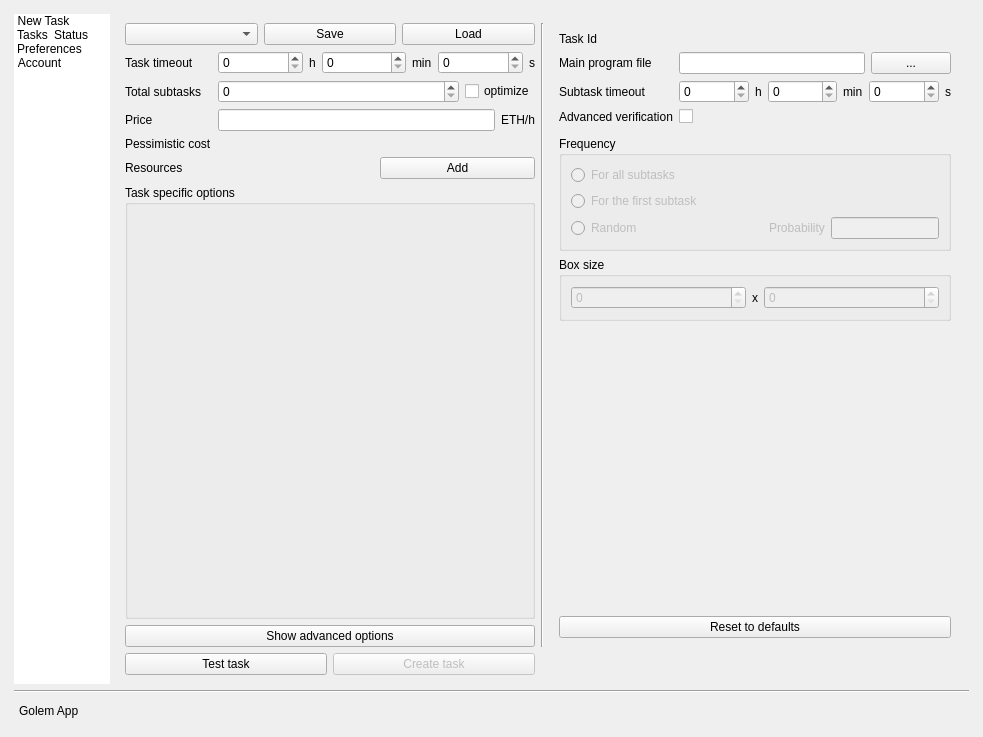
Before: the Qt Designer form gnr/ui/AppMainWindow.ui in golemfactory/clay, drawn with Qt 5.
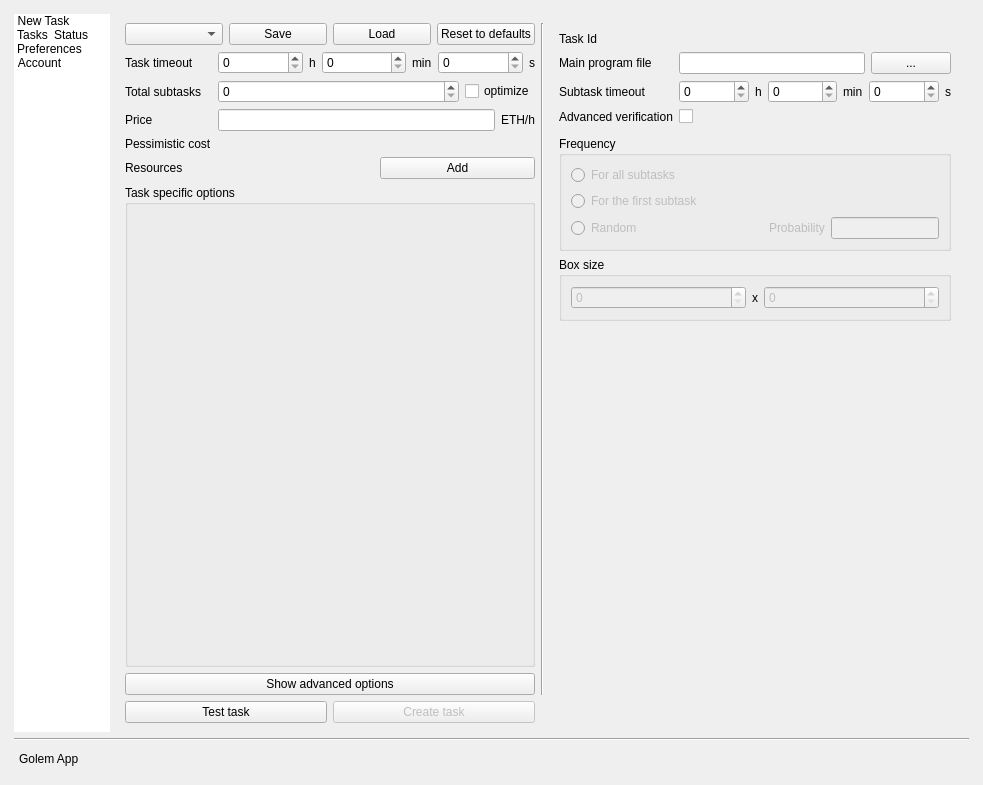
After: the same form once the commit is applied. The open tabs and pages were chosen to show the change. Icons and pictures are not drawn. Custom widgets are drawn as their Qt base class.

Commit message: Moved 'reset to defaults' button out of advanced options

The edit to the form file:
```diff
--- a/gnr/ui/AppMainWindow.ui
+++ b/gnr/ui/AppMainWindow.ui
@@ -7,7 +7,7 @@
     <x>0</x>
     <y>0</y>
     <width>983</width>
-    <height>737</height>
+    <height>785</height>
    </rect>
   </property>
   <property name="sizePolicy">
@@ -480,16 +480,6 @@
                  </item>
                 </layout>
                </item>
-               <item row="4" column="1">
-                <widget class="QPushButton" name="resetToDefaultButton">
-                 <property name="toolTip">
-                  <string>Restore default task settings. Warning: you will loose current task definition if it is not saved!</string>
-                 </property>
-                 <property name="text">
-                  <string>Reset to defaults</string>
-                 </property>
-                </widget>
-               </item>
                <item row="3" column="1">
                 <spacer name="verticalSpacer">
                  <property name="orientation">
@@ -572,6 +562,16 @@
                     </property>
                    </widget>
                   </item>
+                  <item>
+                   <widget class="QPushButton" name="resetToDefaultButton">
+                    <property name="toolTip">
+                     <string>Restore default task settings. Warning: you will loose current task definition if it is not saved!</string>
+                    </property>
+                    <property name="text">
+                     <string>Reset to defaults</string>
+                    </property>
+                   </widget>
+                  </item>
                  </layout>
                 </item>
                 <item>
```
Left out of the diff: 2 changed lines with no effect on the pictures.
